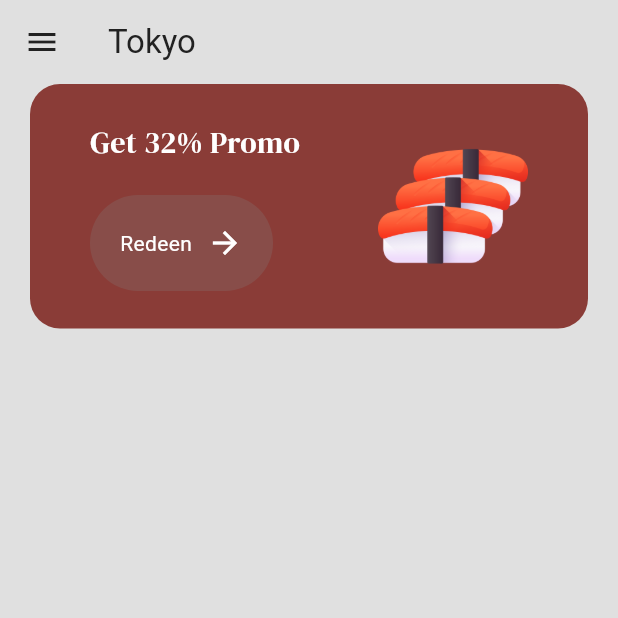
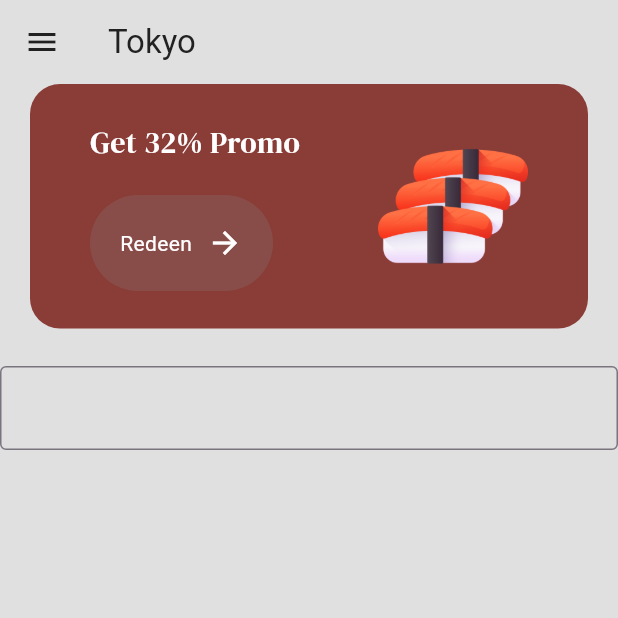
Before and after one commit to PedroH6/SushiApp, a Flutter app: the MenuPage screen opened by its route, on a phone screen of 412 x 824 dp, the top half of it. Run offline on Flutter 3.47's test engine with Material 3 defaults, Android fonts, the phone set to English and light mode, and no system bars; our stand-ins replace google_fonts.

```diff
--- a/lib/menu_page.dart
+++ b/lib/menu_page.dart
@@ -61,9 +61,12 @@ class _MenuPageState extends State<MenuPage> {
               ),
             ),
 
-            const SizedBox(height: 25,)
+            const SizedBox(height: 25,),
 
           //search bar
+          TextField(
+            decoration: InputDecoration(border: OutlineInputBorder()),
+          )
 
           //menu list
 
```
